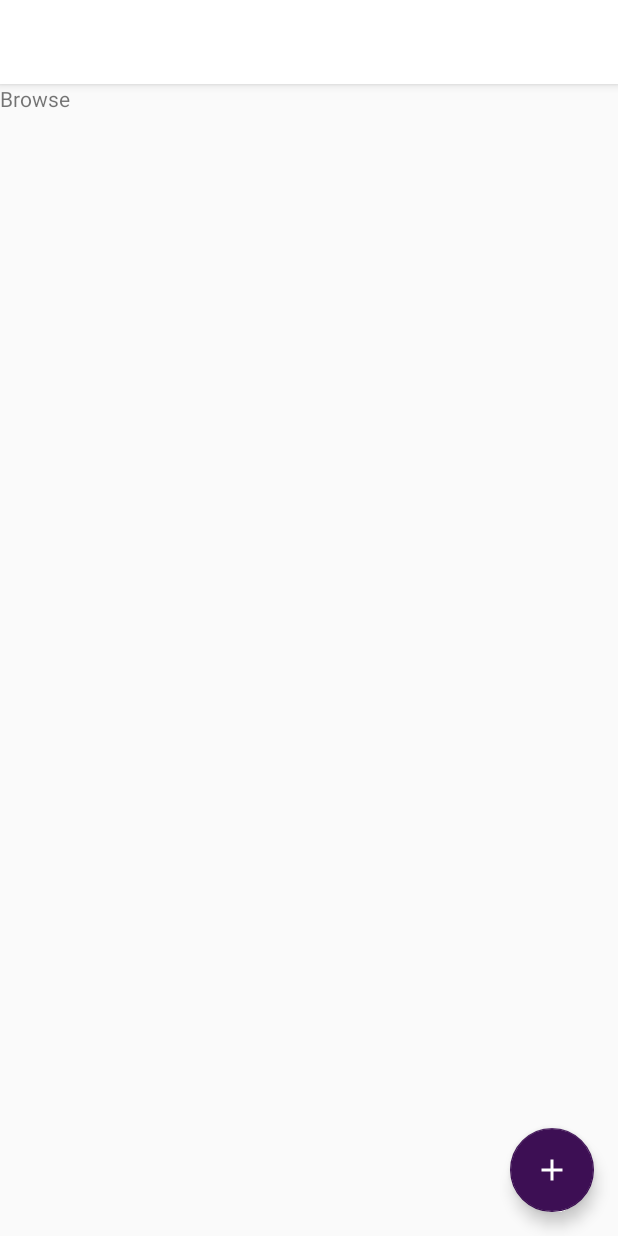
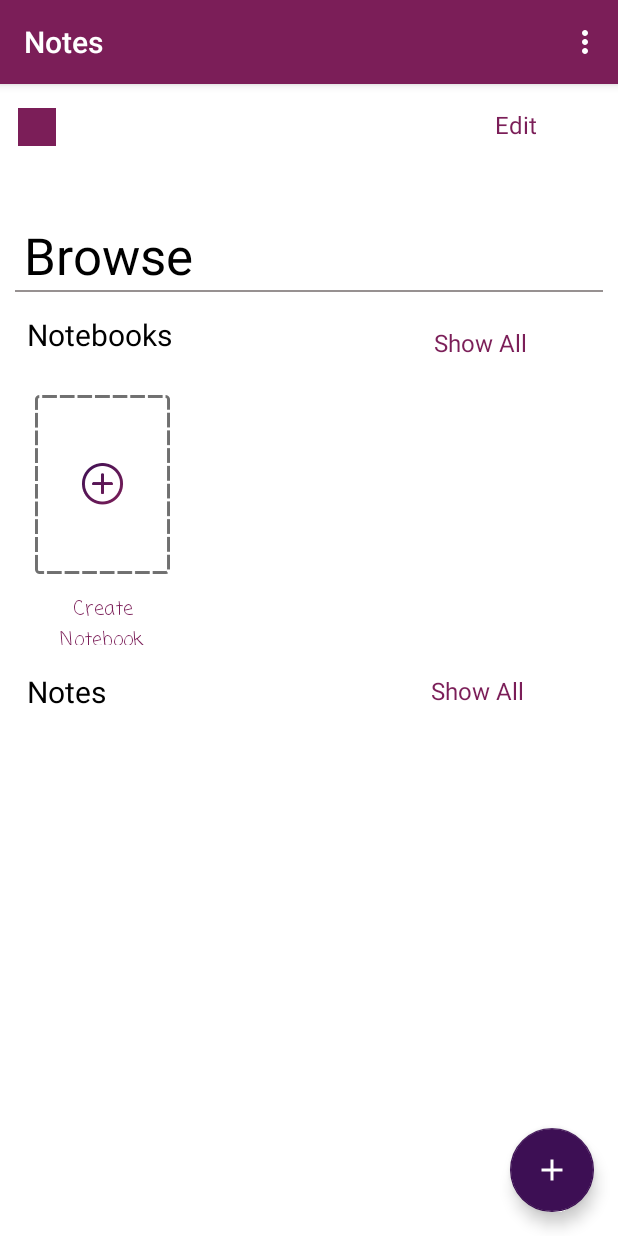
Before and after one commit to ahmedhemaid/notesProject, an Android app: the screen it shows after launch (MainActivity), on a phone screen of 412 x 824 dp. Run offline under Robolectric (Android 15) with nearby library versions, the phone set to English and light mode, and no system bars.

Commit message:
initial commit

```diff
--- a/app/src/main/res/layout/content_main.xml
+++ b/app/src/main/res/layout/content_main.xml
@@ -7,16 +7,114 @@
     android:layout_height="match_parent"
     app:layout_behavior="@string/appbar_scrolling_view_behavior"
     tools:showIn="@layout/activity_main"
+    android:background="#FFFFFF"
     tools:context=".MainActivity">
-
+    <ImageView
+        android:layout_width="25dp"
+        android:layout_height="25dp"
+        android:layout_marginTop="16dp"
+        android:layout_marginLeft="12dp"
+        android:src="@drawable/squar_home"
+        ></ImageView>
+    <TextView
+        android:layout_width="wrap_content"
+        android:layout_height="wrap_content"
+        android:text="Edit"
+        android:layout_marginTop="16dp"
+        android:layout_marginLeft="330dp"
+        android:textColor="#7B1E58"
+        android:textSize="16sp"
+        ></TextView>
     <TextView
         android:id="@+id/browse"
-        android:layout_width="wrap_content"
-        android:layout_height="wrap_content"
+        android:layout_width="119dp"
+        android:layout_height="46dp"
+        android:textSize="34sp"
+        android:layout_marginLeft="16dp"
+        android:textColor="#000000"
         android:text="Browse"
         app:layout_constraintBottom_toBottomOf="parent"
         app:layout_constraintLeft_toLeftOf="parent"
         app:layout_constraintRight_toRightOf="parent"
-        app:layout_constraintTop_toTopOf="parent" />
+        app:layout_constraintTop_toTopOf="parent"
+        android:layout_marginTop="91dp"
+        />
+    <View
+        android:id="@+id/view"
+        android:layout_width="match_parent"
+        android:layout_height="1dp"
+        android:layout_marginHorizontal="10dp"
+        android:layout_below="@+id/browse"
+        android:background="#979191"
+        ></View>
+    <TextView
+        android:id="@+id/notebooks_textview"
+        android:layout_marginTop="153dp"
+        android:layout_width="144dp"
+        android:layout_height="27dp"
+        android:layout_marginLeft="18dp"
+        android:text="Notebooks"
+        android:textColor="#000000"
+        android:textSize="20sp"
+        ></TextView>
+    <TextView
+        android:layout_width="wrap_content"
+        android:layout_height="wrap_content"
+        android:textSize="16sp"
+        android:text="Show All"
+        android:layout_marginLeft="289dp"
+        android:layout_marginTop="161dp"
+        android:textColor="#7B1E58"
+        ></TextView>
+    <Button
+        android:layout_width="90dp"
+        android:layout_height="119dp"
+        android:background="@drawable/addnotebook"
+        android:layout_marginTop="207dp"
+        android:layout_marginLeft="23dp"
+        ></Button>
+<androidx.recyclerview.widget.RecyclerView
+    android:layout_width="250dp"
+    android:layout_height="166dp"
+    android:layout_marginTop="197dp"
+    android:layout_marginLeft="137dp"
+    android:orientation="horizontal">
+</androidx.recyclerview.widget.RecyclerView>
 
+    <TextView
+        android:layout_width="90dp"
+        android:layout_height="34dp"
+        android:layout_marginLeft="23dp"
+        android:layout_marginTop="340dp"
+        android:gravity="center"
+        android:fontFamily="@font/semibold"
+        android:text="Create Notebook"
+        android:textColor="#7B1E58"
+        android:textSize="13sp"
+        app:fontFamily="casual"></TextView>
+    <TextView
+        android:layout_width="100dp"
+        android:layout_height="27dp"
+        android:text="Notes"
+        android:textSize="20sp"
+        android:textColor="#000000"
+        android:layout_marginTop="391dp"
+        android:layout_marginLeft="18dp"
+        ></TextView>
+
+    <TextView
+        android:layout_width="wrap_content"
+        android:layout_height="wrap_content"
+        android:textSize="16sp"
+        android:text="Show All"
+        android:layout_marginLeft="287dp"
+        android:layout_marginTop="393dp"
+        android:textColor="#7B1E58"
+        ></TextView>
+    <androidx.recyclerview.widget.RecyclerView
+        android:layout_width="match_parent"
+        android:layout_height="360dp"
+        android:layout_marginTop="424dp"
+        android:layout_marginHorizontal="16dp"
+        ></androidx.recyclerview.widget.RecyclerView>
 </RelativeLayout>
--- a/app/src/main/res/values/colors.xml
+++ b/app/src/main/res/values/colors.xml
@@ -1,6 +1,6 @@
 <?xml version="1.0" encoding="utf-8"?>
 <resources>
-    <color name="colorPrimary">#FFFFFF</color>
+    <color name="colorPrimary">#7B1E58</color>
     <color name="colorPrimaryDark">#FFFFFF</color>
     <color name="colorAccent">#3D0F54</color>
 </resources>
--- a/app/src/main/res/values/styles.xml
+++ b/app/src/main/res/values/styles.xml
@@ -1,7 +1,7 @@
 <resources>
 
     <!-- Base application theme. -->
-    <style name="AppTheme" parent="Theme.AppCompat.Light.DarkActionBar">
+    <style name="AppTheme" parent="Theme.AppCompat.Light.NoActionBar">
         <!-- Customize your theme here. -->
         <item name="colorPrimary">@color/colorPrimary</item>
         <item name="colorPrimaryDark">@color/colorPrimaryDark</item>
```
Also changed, not shown: app/src/main/res/drawable-v24/squar_home.png (added), app/src/main/res/drawable/addnotebook.png (added), app/src/main/res/drawable/book_blue.png (added), app/src/main/res/drawable/book_orange.png (added), app/src/main/res/font/semibold.otf (added).
